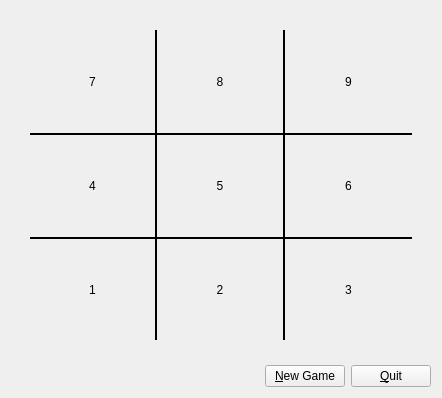
Before: the Qt Designer form code/gameboard/ui/gameboard.ui in andrew-bibb/tictactoe, drawn with Qt 5.
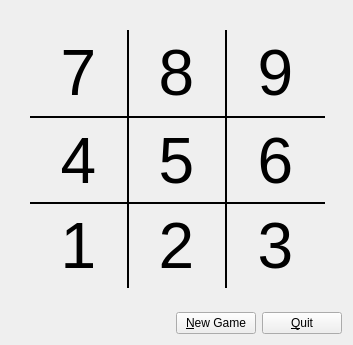
After: the same form once the commit is applied.

Commit message: fixed tile sizes changing

Patch:
```diff
--- a/code/gameboard/ui/gameboard.ui
+++ b/code/gameboard/ui/gameboard.ui
@@ -6,10 +6,28 @@
    <rect>
     <x>0</x>
     <y>0</y>
-    <width>442</width>
-    <height>398</height>
+    <width>353</width>
+    <height>345</height>
    </rect>
   </property>
+  <property name="sizePolicy">
+   <sizepolicy hsizetype="Fixed" vsizetype="Fixed">
+    <horstretch>0</horstretch>
+    <verstretch>0</verstretch>
+   </sizepolicy>
+  </property>
+  <property name="minimumSize">
+   <size>
+    <width>353</width>
+    <height>345</height>
+   </size>
+  </property>
+  <property name="maximumSize">
+   <size>
+    <width>353</width>
+    <height>345</height>
+   </size>
+  </property>
   <property name="windowTitle">
    <string>Dialog</string>
   </property>
@@ -34,11 +52,28 @@
      <item row="0" column="0">
       <widget class="QPushButton" name="pushButton_07">
        <property name="sizePolicy">
-        <sizepolicy hsizetype="MinimumExpanding" vsizetype="Preferred">
+        <sizepolicy hsizetype="Expanding" vsizetype="Expanding">
          <horstretch>0</horstretch>
          <verstretch>0</verstretch>
         </sizepolicy>
        </property>
+       <property name="minimumSize">
+        <size>
+         <width>99</width>
+         <height>86</height>
+        </size>
+       </property>
+       <property name="maximumSize">
+        <size>
+         <width>99</width>
+         <height>86</height>
+        </size>
+       </property>
+       <property name="font">
+        <font>
+         <pointsize>48</pointsize>
+        </font>
+       </property>
        <property name="styleSheet">
         <string notr="true">margin: 0px;
 padding: 0px;
@@ -55,11 +90,28 @@
      <item row="0" column="1">
       <widget class="QPushButton" name="pushButton_08">
        <property name="sizePolicy">
-        <sizepolicy hsizetype="MinimumExpanding" vsizetype="MinimumExpanding">
+        <sizepolicy hsizetype="Expanding" vsizetype="Expanding">
          <horstretch>0</horstretch>
          <verstretch>0</verstretch>
         </sizepolicy>
        </property>
+       <property name="minimumSize">
+        <size>
+         <width>99</width>
+         <height>86</height>
+        </size>
+       </property>
+       <property name="maximumSize">
+        <size>
+         <width>99</width>
+         <height>86</height>
+        </size>
+       </property>
+       <property name="font">
+        <font>
+         <pointsize>48</pointsize>
+        </font>
+       </property>
        <property name="styleSheet">
         <string notr="true">margin: 0px;
 padding: 0px;
@@ -76,11 +128,28 @@
      <item row="2" column="0">
       <widget class="QPushButton" name="pushButton_01">
        <property name="sizePolicy">
-        <sizepolicy hsizetype="MinimumExpanding" vsizetype="MinimumExpanding">
+        <sizepolicy hsizetype="Expanding" vsizetype="Expanding">
          <horstretch>0</horstretch>
          <verstretch>0</verstretch>
         </sizepolicy>
        </property>
+       <property name="minimumSize">
+        <size>
+         <width>99</width>
+         <height>86</height>
+        </size>
+       </property>
+       <property name="maximumSize">
+        <size>
+         <width>99</width>
+         <height>86</height>
+        </size>
+       </property>
+       <property name="font">
+        <font>
+         <pointsize>48</pointsize>
+        </font>
+       </property>
        <property name="styleSheet">
         <string notr="true">margin: 0px;
 padding: 0px;
@@ -101,11 +170,28 @@
      <item row="1" column="1">
       <widget class="QPushButton" name="pushButton_05">
        <property name="sizePolicy">
-        <sizepolicy hsizetype="MinimumExpanding" vsizetype="MinimumExpanding">
+        <sizepolicy hsizetype="Expanding" vsizetype="Expanding">
          <horstretch>0</horstretch>
          <verstretch>0</verstretch>
         </sizepolicy>
        </property>
+       <property name="minimumSize">
+        <size>
+         <width>99</width>
+         <height>87</height>
+        </size>
+       </property>
+       <property name="maximumSize">
+        <size>
+         <width>99</width>
+         <height>87</height>
+        </size>
+       </property>
+       <property name="font">
+        <font>
+         <pointsize>48</pointsize>
+        </font>
+       </property>
        <property name="styleSheet">
         <string notr="true">margin: 0px;
 padding: 0px;
@@ -123,11 +209,28 @@
      <item row="2" column="1">
       <widget class="QPushButton" name="pushButton_02">
        <property name="sizePolicy">
-        <sizepolicy hsizetype="MinimumExpanding" vsizetype="MinimumExpanding">
+        <sizepolicy hsizetype="Expanding" vsizetype="Expanding">
          <horstretch>0</horstretch>
          <verstretch>0</verstretch>
         </sizepolicy>
        </property>
+       <property name="minimumSize">
+        <size>
+         <width>99</width>
+         <height>86</height>
+        </size>
+       </property>
+       <property name="maximumSize">
+        <size>
+         <width>99</width>
+         <height>86</height>
+        </size>
+       </property>
+       <property name="font">
+        <font>
+         <pointsize>48</pointsize>
+        </font>
+       </property>
        <property name="styleSheet">
         <string notr="true">margin: 0px;
 padding: 0px;
@@ -145,11 +248,28 @@
      <item row="2" column="2">
       <widget class="QPushButton" name="pushButton_03">
        <property name="sizePolicy">
-        <sizepolicy hsizetype="MinimumExpanding" vsizetype="MinimumExpanding">
+        <sizepolicy hsizetype="Expanding" vsizetype="Expanding">
          <horstretch>0</horstretch>
          <verstretch>0</verstretch>
         </sizepolicy>
        </property>
+       <property name="minimumSize">
+        <size>
+         <width>99</width>
+         <height>86</height>
+        </size>
+       </property>
+       <property name="maximumSize">
+        <size>
+         <width>99</width>
+         <height>86</height>
+        </size>
+       </property>
+       <property name="font">
+        <font>
+         <pointsize>48</pointsize>
+        </font>
+       </property>
        <property name="styleSheet">
         <string notr="true">margin: 0px;
 padding: 0px;
@@ -166,11 +286,28 @@
      <item row="1" column="0">
       <widget class="QPushButton" name="pushButton_04">
        <property name="sizePolicy">
-        <sizepolicy hsizetype="MinimumExpanding" vsizetype="MinimumExpanding">
+        <sizepolicy hsizetype="Expanding" vsizetype="Expanding">
          <horstretch>0</horstretch>
          <verstretch>0</verstretch>
         </sizepolicy>
        </property>
+       <property name="minimumSize">
+        <size>
+         <width>99</width>
+         <height>87</height>
+        </size>
+       </property>
+       <property name="maximumSize">
+        <size>
+         <width>99</width>
+         <height>87</height>
+        </size>
+       </property>
+       <property name="font">
+        <font>
+         <pointsize>48</pointsize>
+        </font>
+       </property>
        <property name="styleSheet">
         <string notr="true">margin: 0px;
 padding: 0px;
@@ -188,11 +325,28 @@
      <item row="1" column="2">
       <widget class="QPushButton" name="pushButton_06">
        <property name="sizePolicy">
-        <sizepolicy hsizetype="MinimumExpanding" vsizetype="MinimumExpanding">
+        <sizepolicy hsizetype="Expanding" vsizetype="Expanding">
          <horstretch>0</horstretch>
          <verstretch>0</verstretch>
         </sizepolicy>
        </property>
+       <property name="minimumSize">
+        <size>
+         <width>99</width>
+         <height>87</height>
+        </size>
+       </property>
+       <property name="maximumSize">
+        <size>
+         <width>99</width>
+         <height>87</height>
+        </size>
+       </property>
+       <property name="font">
+        <font>
+         <pointsize>48</pointsize>
+        </font>
+       </property>
        <property name="styleSheet">
         <string notr="true">margin: 0px;
 padding: 0px;
@@ -209,11 +363,28 @@
      <item row="0" column="2">
       <widget class="QPushButton" name="pushButton_09">
        <property name="sizePolicy">
-        <sizepolicy hsizetype="MinimumExpanding" vsizetype="MinimumExpanding">
+        <sizepolicy hsizetype="Expanding" vsizetype="Expanding">
          <horstretch>0</horstretch>
          <verstretch>0</verstretch>
         </sizepolicy>
        </property>
+       <property name="minimumSize">
+        <size>
+         <width>99</width>
+         <height>86</height>
+        </size>
+       </property>
+       <property name="maximumSize">
+        <size>
+         <width>99</width>
+         <height>86</height>
+        </size>
+       </property>
+       <property name="font">
+        <font>
+         <pointsize>48</pointsize>
+        </font>
+       </property>
        <property name="styleSheet">
         <string notr="true">margin: 0px;
 padding: 0px;
```
The commit also changes 1 other file.
